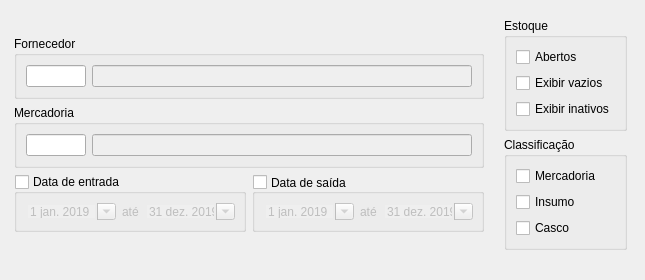
Before: the Qt Designer form Resources/UI/Componentes/FiltroPedido.ui in Klubas/Projeto-SOAD, drawn with Qt 5.
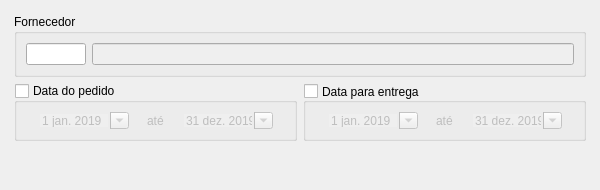
After: the same form once the commit is applied.

Commit message: - Implementada lista consolidada de estoque e relatório - Implementados filtros de pedido e estoque

```diff
--- a/Resources/UI/Componentes/FiltroPedido.ui
+++ b/Resources/UI/Componentes/FiltroPedido.ui
@@ -6,8 +6,8 @@
    <rect>
     <x>0</x>
     <y>0</y>
-    <width>645</width>
-    <height>280</height>
+    <width>600</width>
+    <height>190</height>
    </rect>
   </property>
   <property name="sizePolicy">
@@ -19,13 +19,13 @@
   <property name="minimumSize">
    <size>
     <width>600</width>
-    <height>250</height>
+    <height>190</height>
    </size>
   </property>
   <property name="maximumSize">
    <size>
     <width>645</width>
-    <height>280</height>
+    <height>190</height>
    </size>
   </property>
   <property name="sizeIncrement">
@@ -92,7 +92,7 @@
       <property name="verticalSpacing">
        <number>6</number>
       </property>
-      <item row="1" column="0">
+      <item row="0" column="0">
        <widget class="QFrame" name="formFrame">
         <property name="sizePolicy">
          <sizepolicy hsizetype="Preferred" vsizetype="Preferred">
@@ -110,93 +110,6 @@
          <property name="leftMargin">
           <number>9</number>
          </property>
-         <item row="0" column="1">
-          <widget class="QFrame" name="frame_2">
-           <property name="sizePolicy">
-            <sizepolicy hsizetype="Preferred" vsizetype="Fixed">
-             <horstretch>0</horstretch>
-             <verstretch>0</verstretch>
-            </sizepolicy>
-           </property>
-           <layout class="QVBoxLayout" name="verticalLayout_4">
-            <item>
-             <widget class="QGroupBox" name="groupBox_4">
-              <property name="sizePolicy">
-               <sizepolicy hsizetype="Preferred" vsizetype="Preferred">
-                <horstretch>0</horstretch>
-                <verstretch>0</verstretch>
-               </sizepolicy>
-              </property>
-              <property name="title">
-               <string>Estoque</string>
-              </property>
-              <layout class="QVBoxLayout" name="verticalLayout_2">
-               <item>
-                <widget class="QCheckBox" name="checkBox_abertos">
-                 <property name="text">
-                  <string>Abertos</string>
-                 </property>
-                </widget>
-               </item>
-               <item>
-                <widget class="QCheckBox" name="checkBox_vazios">
-                 <property name="text">
-                  <string>Exibir vazios</string>
-                 </property>
-                </widget>
-               </item>
-               <item>
-                <widget class="QCheckBox" name="checkBox_inativos">
-                 <property name="enabled">
-                  <bool>true</bool>
-                 </property>
-                 <property name="text">
-                  <string>Exibir inativos</string>
-                 </property>
-                </widget>
-               </item>
-              </layout>
-             </widget>
-            </item>
-            <item>
-             <widget class="QGroupBox" name="groupBox_3">
-              <property name="sizePolicy">
-               <sizepolicy hsizetype="Preferred" vsizetype="Preferred">
-                <horstretch>0</horstretch>
-                <verstretch>0</verstretch>
-               </sizepolicy>
-              </property>
-              <property name="title">
-               <string>Classificação</string>
-              </property>
-              <layout class="QVBoxLayout" name="verticalLayout">
-               <item>
-                <widget class="QCheckBox" name="checkBox_mercadoria">
-                 <property name="text">
-                  <string>Mercadoria</string>
-                 </property>
-                </widget>
-               </item>
-               <item>
-                <widget class="QCheckBox" name="checkBox_insumo">
-                 <property name="text">
-                  <string>Insumo</string>
-                 </property>
-                </widget>
-               </item>
-               <item>
-                <widget class="QCheckBox" name="checkBox_casco">
-                 <property name="text">
-                  <string>Casco</string>
-                 </property>
-                </widget>
-               </item>
-              </layout>
-             </widget>
-            </item>
-           </layout>
-          </widget>
-         </item>
          <item row="0" column="0">
           <widget class="QFrame" name="frame_3">
            <property name="sizePolicy">
@@ -265,54 +178,7 @@
                 </widget>
                </item>
                <item>
-                <widget class="QLineEdit" name="lineEdit_fornecedor">
-                 <property name="enabled">
-                  <bool>false</bool>
-                 </property>
-                </widget>
-               </item>
-              </layout>
-             </widget>
-            </item>
-            <item>
-             <widget class="QGroupBox" name="horizontalGroupBox_3">
-              <property name="sizePolicy">
-               <sizepolicy hsizetype="Preferred" vsizetype="Fixed">
-                <horstretch>0</horstretch>
-                <verstretch>0</verstretch>
-               </sizepolicy>
-              </property>
-              <property name="title">
-               <string>Mercadoria</string>
-              </property>
-              <property name="checkable">
-               <bool>false</bool>
-              </property>
-              <layout class="QHBoxLayout" name="horizontalLayout_3">
-               <property name="leftMargin">
-                <number>9</number>
-               </property>
-               <property name="topMargin">
-                <number>9</number>
-               </property>
-               <property name="rightMargin">
-                <number>9</number>
-               </property>
-               <property name="bottomMargin">
-                <number>9</number>
-               </property>
-               <item>
-                <widget class="QLineEdit" name="lineEdit_mercadoria_id">
-                 <property name="maximumSize">
-                  <size>
-                   <width>60</width>
-                   <height>16777215</height>
-                  </size>
-                 </property>
-                </widget>
-               </item>
-               <item>
-                <widget class="QLineEdit" name="lineEdit_mercadoria">
+                <widget class="QLineEdit" name="lineEdit_pessoa">
                  <property name="enabled">
                   <bool>false</bool>
                  </property>
@@ -345,7 +211,7 @@
                   </sizepolicy>
                  </property>
                  <property name="title">
-                  <string>Data de entrada</string>
+                  <string>Data do pedido</string>
                  </property>
                  <property name="checkable">
                   <bool>true</bool>
@@ -455,7 +321,7 @@
                   </sizepolicy>
                  </property>
                  <property name="title">
-                  <string>Data de saída</string>
+                  <string>Data para entrega</string>
                  </property>
                  <property name="alignment">
                   <set>Qt::AlignLeading|Qt::AlignLeft|Qt::AlignVCenter</set>
```
Left out of the diff: 2 changed lines with no effect on the pictures. The commit also changes 42 other files.
